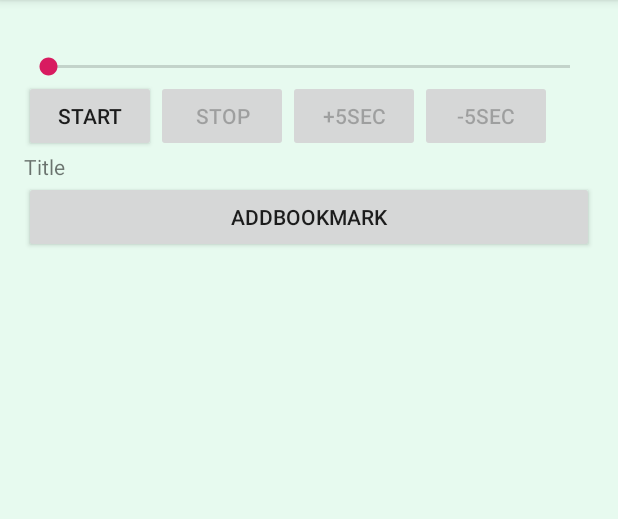
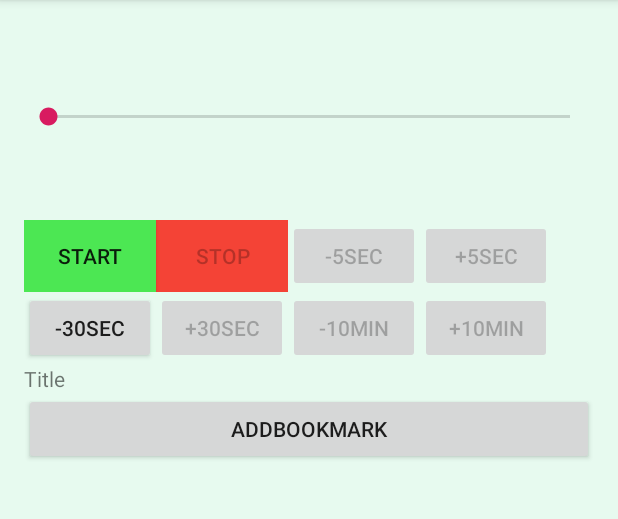
Before and after one commit to Weiqifan1/JonasChrTest_002, an Android app: the PlaySound screen opened directly, with no data from a screen before it, on a phone screen of 412 x 824 dp, the part 84-603 px from its top. Run offline under Robolectric (Android 15) with nearby library versions, the light colour scheme and no system bars.

Commit message:
added plus 30 sec and more

```diff
--- a/app/src/main/res/layout/activity_edit_pet.xml
+++ b/app/src/main/res/layout/activity_edit_pet.xml
@@ -51,7 +51,8 @@
             android:id="@+id/playBookMark"
             android:layout_marginTop="32dp" app:layout_constraintTop_toBottomOf="@+id/update_button"
             app:layout_constraintStart_toStartOf="parent" android:layout_marginStart="8dp"
-            app:layout_constraintEnd_toStartOf="@+id/guideline" android:layout_marginEnd="8dp"/>
+            app:layout_constraintEnd_toStartOf="@+id/guideline" android:layout_marginEnd="8dp"
+            android:background="#8BC34A"/>
     <Button
             android:text="Delete"
             android:layout_width="wrap_content"
@@ -61,5 +62,5 @@
             app:layout_constraintStart_toStartOf="@+id/guideline"
             android:layout_marginStart="8dp" app:layout_constraintHorizontal_bias="0.401"
             android:layout_marginTop="56dp"
-            app:layout_constraintTop_toBottomOf="@+id/name_edit"/>
+            app:layout_constraintTop_toBottomOf="@+id/name_edit" android:background="#EB2929"/>
 </android.support.constraint.ConstraintLayout>
--- a/app/src/main/res/layout/activity_playsound.xml
+++ b/app/src/main/res/layout/activity_playsound.xml
@@ -13,7 +13,7 @@
     <RelativeLayout
             android:layout_width="match_parent"
             android:layout_height="wrap_content"
-    >
+            android:layout_marginTop="50px" android:layout_marginBottom="90px">
         <TextView
                 android:id="@+id/tv_pass"
                 android:layout_width="wrap_content"
@@ -50,12 +50,19 @@
                 android:layout_width="wrap_content"
                 android:layout_height="wrap_content"
                 android:text="Start"
-        />
+                android:background="#4CE753"/>
         <Button
                 android:id="@+id/button_stop"
                 android:layout_width="wrap_content"
                 android:layout_height="wrap_content"
                 android:text="Stop"
+                android:enabled="false"
+                android:background="#F44336"/>
+        <Button
+                android:id="@+id/button_fast_backward"
+                android:layout_width="wrap_content"
+                android:layout_height="wrap_content"
+                android:text="-5sec"
                 android:enabled="false"
         />
         <Button
@@ -65,11 +72,37 @@
                 android:text="+5sec"
                 android:enabled="false"
         />
+    </LinearLayout>
+    <LinearLayout
+            android:layout_width="match_parent"
+            android:layout_height="wrap_content"
+            android:orientation="horizontal"
+            android:layout_alignParentStart="true">
         <Button
-                android:id="@+id/button_fast_backward"
+                android:id="@+id/button_mid_backward"
                 android:layout_width="wrap_content"
                 android:layout_height="wrap_content"
-                android:text="-5sec"
+                android:text="-30sec"
+        />
+        <Button
+                android:id="@+id/button_mid_forward"
+                android:layout_width="wrap_content"
+                android:layout_height="wrap_content"
+                android:text="+30sec"
+                android:enabled="false"
+        />
+        <Button
+                android:id="@+id/button_slow_backward"
+                android:layout_width="wrap_content"
+                android:layout_height="wrap_content"
+                android:text="-10min"
+                android:enabled="false"
+        />
+        <Button
+                android:id="@+id/button_slow_forward"
+                android:layout_width="wrap_content"
+                android:layout_height="wrap_content"
+                android:text="+10min"
                 android:enabled="false"
         />
     </LinearLayout>
```
Also changed, not shown: app/src/main/java/com/example/jonaschrtest_002/PlaySound.kt (+60 -17 lines).
